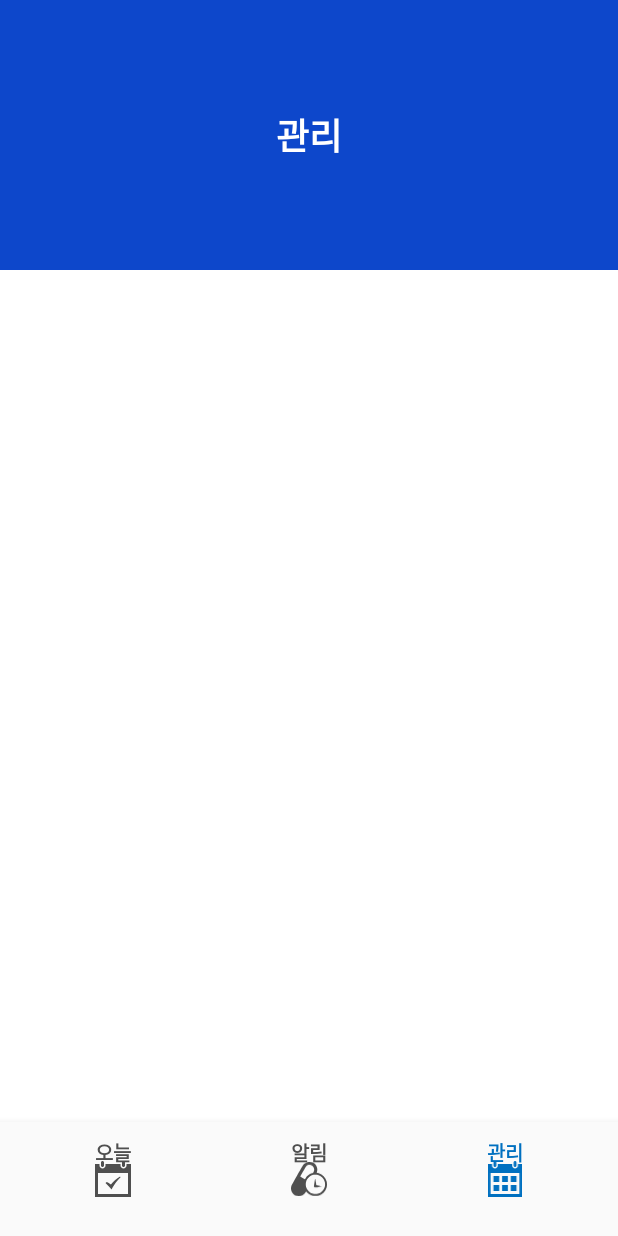
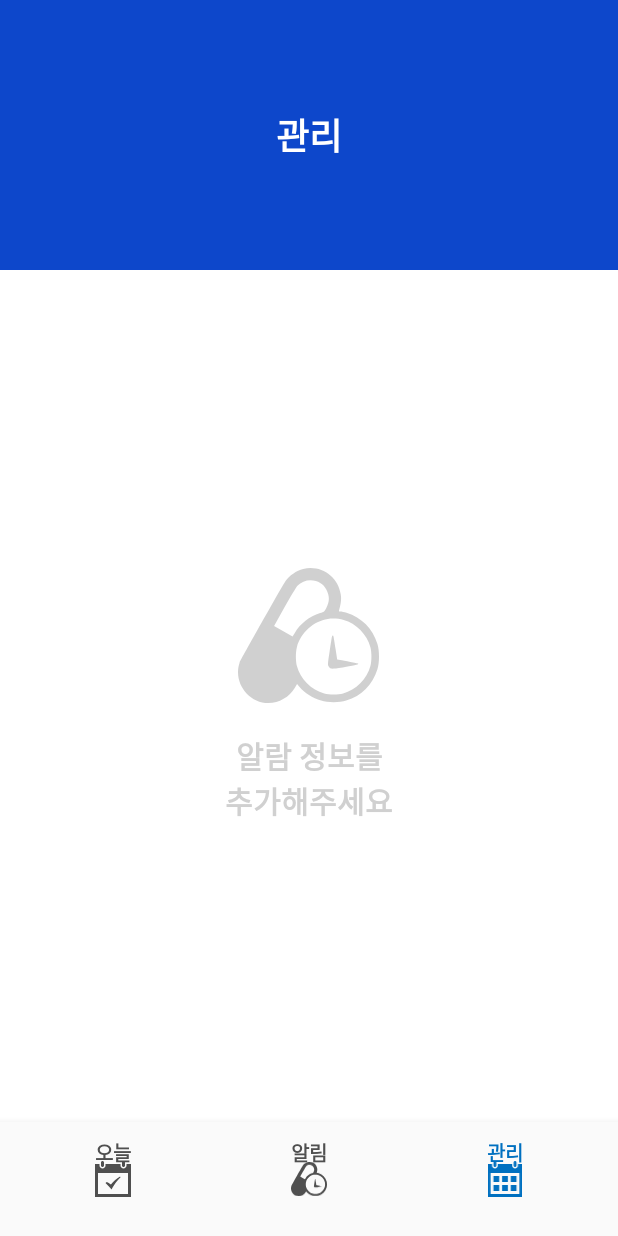
Before and after one commit to JeonK1/MediTime, an Android app: the screen it shows after launch (MainActivity), item 3 of the bottom bar chosen, on a phone screen of 412 x 824 dp. Run offline under Robolectric (Android 15) with nearby library versions, the phone set to English and light mode, and no system bars.

Commit message:
[update] ManageFragment, TodayFragment add view if no item

```diff
--- a/MediTime/app/src/main/java/com/example/meditime/fragment/ManageFragment.kt
+++ b/MediTime/app/src/main/java/com/example/meditime/fragment/ManageFragment.kt
@@ -13,6 +13,7 @@ import com.example.meditime.adapter.ManageAdapter
 import com.example.meditime.database.DBCreater
 import com.example.meditime.database.DBHelper
 import com.example.meditime.R
+import kotlinx.android.synthetic.main.fragment_manage.*
 
 /*********************************
  * 화면 #2 관리
@@ -49,6 +50,7 @@ class ManageFragment : Fragment() {
     }
     private fun fragment_init(){
         recyclerViewInit()
+        itemCountCheck()
         clickListenerInit()
     }
 
@@ -62,6 +64,14 @@ class ManageFragment : Fragment() {
         recyclerView.layoutManager =
             LinearLayoutManager(context, LinearLayoutManager.VERTICAL, false)
         recyclerView.adapter = alarmAdapter
+    }
+
+    private fun itemCountCheck() {
+        if(alarmAdapter.itemCount==0){
+            manage_recyclerView_noitem.visibility = View.VISIBLE
+        } else {
+            manage_recyclerView_noitem.visibility = View.INVISIBLE
+        }
     }
 
     private fun clickListenerInit() {
--- a/MediTime/app/src/main/java/com/example/meditime/fragment/TodayFragment.kt
+++ b/MediTime/app/src/main/java/com/example/meditime/fragment/TodayFragment.kt
@@ -14,6 +14,7 @@ import com.example.meditime.database.DBCreater
 import com.example.meditime.database.DBHelper
 import com.example.meditime.R
 import kotlinx.android.synthetic.main.alarm_check_dialog.view.*
+import kotlinx.android.synthetic.main.fragment_today.*
 import java.text.SimpleDateFormat
 import java.util.*
 
@@ -61,7 +62,16 @@ class TodayFragment : Fragment() {
 
     private fun fragment_init() {
         recyclerViewInit()
+        itemCountCheck()
         clickListenerInit()
+    }
+
+    private fun itemCountCheck() {
+        if(todayAlarmAdapter.itemCount==0){
+            today_recyclerView_noitem.visibility = View.VISIBLE
+        } else {
+            today_recyclerView_noitem.visibility = View.INVISIBLE
+        }
     }
 
     private fun recyclerViewInit() {
--- a/MediTime/app/src/main/res/layout/fragment_manage.xml
+++ b/MediTime/app/src/main/res/layout/fragment_manage.xml
@@ -1,16 +1,45 @@
 <?xml version="1.0" encoding="utf-8"?>
-<LinearLayout
-    xmlns:android="http://schemas.android.com/apk/res/android" android:layout_width="match_parent"
+<LinearLayout xmlns:android="http://schemas.android.com/apk/res/android"
+    xmlns:app="http://schemas.android.com/apk/res-auto"
+    android:layout_width="match_parent"
     android:layout_height="match_parent">
 
     <RelativeLayout
         android:layout_width="match_parent"
         android:layout_height="match_parent">
+
+        <LinearLayout
+            android:id="@+id/manage_recyclerView_noitem"
+            android:layout_width="wrap_content"
+            android:layout_height="wrap_content"
+            android:layout_centerHorizontal="true"
+            android:layout_centerVertical="true"
+            android:gravity="center"
+            android:orientation="vertical"
+            android:visibility="invisible">
+
+            <ImageView
+                android:layout_width="wrap_content"
+                android:layout_height="wrap_content"
+                android:src="@drawable/ic_meditime"
+                app:tint="@color/colorGrayDark" />
+
+            <TextView
+                style="@style/style_medium_title_text"
+                android:layout_width="wrap_content"
+                android:layout_height="wrap_content"
+                android:layout_gravity="center"
+                android:layout_marginTop="20dp"
+                android:gravity="center"
+                android:text="알람 정보를\n추가해주세요"
+                android:textColor="@color/colorGrayDark" />
+        </LinearLayout>
+
         <LinearLayout
             android:id="@+id/manage_recyclerView_wrap"
-            android:layout_alignParentTop="true"
             android:layout_width="match_parent"
-            android:layout_height="wrap_content">
+            android:layout_height="wrap_content"
+            android:layout_alignParentTop="true">
 
             <androidx.recyclerview.widget.RecyclerView
                 android:id="@+id/manage_recyclerView"
@@ -18,6 +47,5 @@
                 android:layout_height="wrap_content" />
         </LinearLayout>
 
-
     </RelativeLayout>
 </LinearLayout>
```
Also changed, not shown: MediTime/app/src/main/res/layout/fragment_today.xml (+30 -12 lines).
